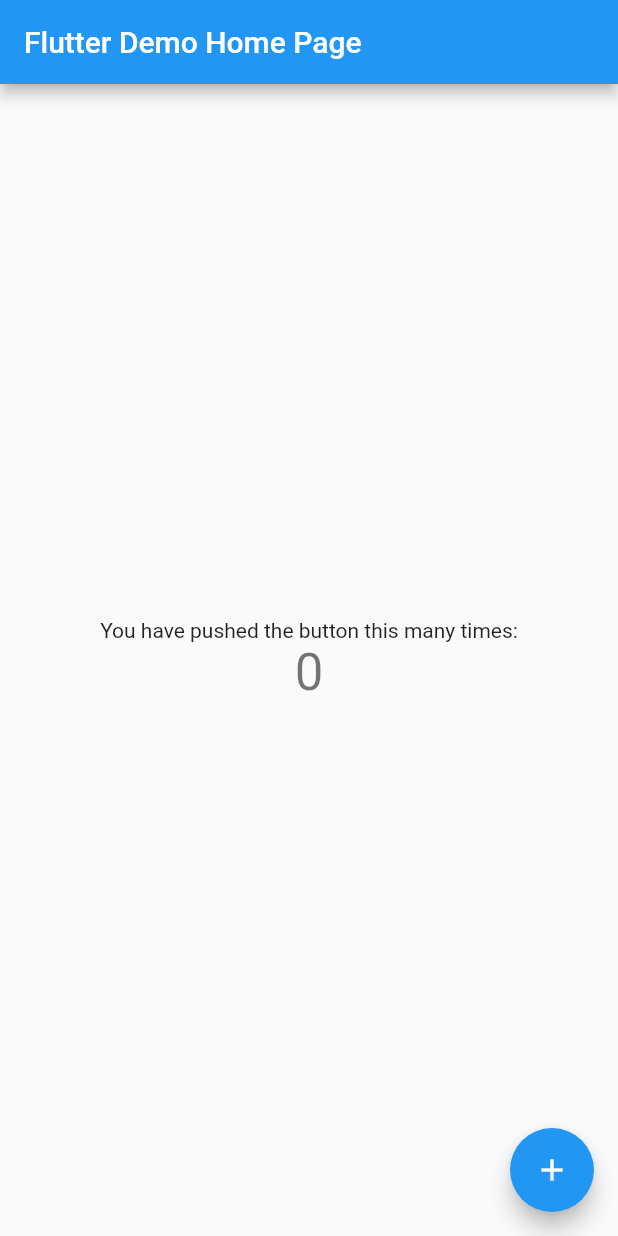
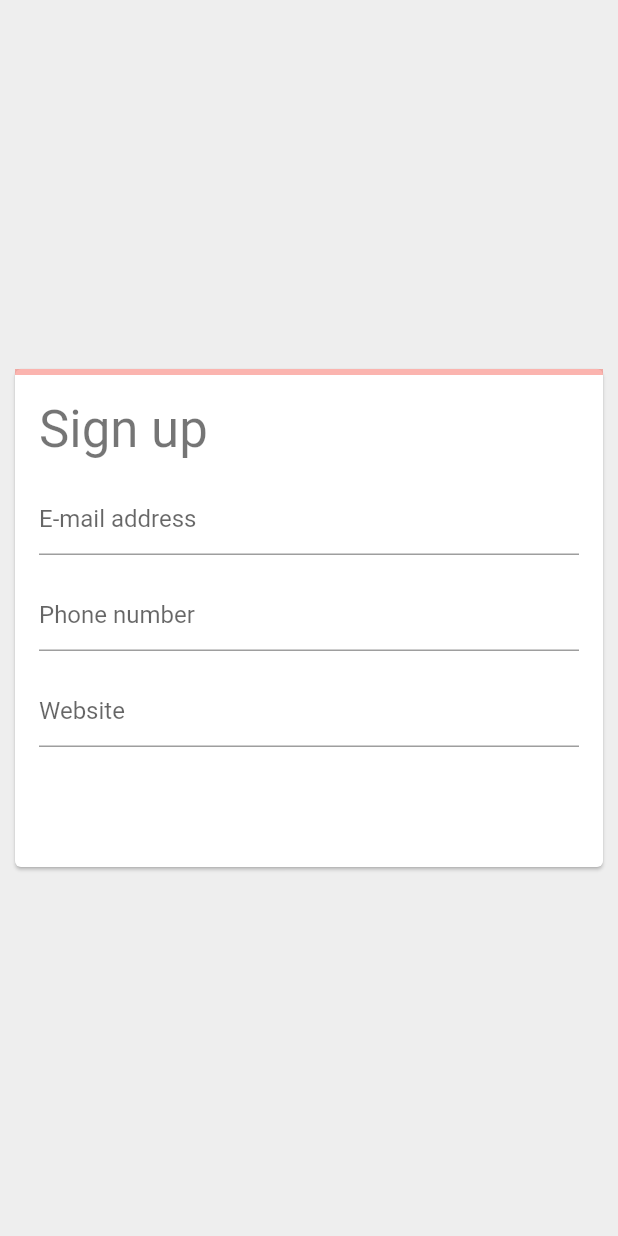
Before and after one commit to PatelIsh444/AdviceBee-Admin-Panel, a Flutter app: the screen it shows after launch, on a phone screen of 412 x 824 dp. Run offline on Flutter 3.47's test engine with Material 2 defaults, Android fonts, the phone set to English and light mode, and no system bars; our stand-ins replace cloud_firestore, firebase_auth; accounts and stored records are empty.

Commit message:
update main.dart to display login page (demo)

```diff
--- a/admin_panel/lib/main.dart
+++ b/admin_panel/lib/main.dart
@@ -1,111 +1,227 @@
+import 'package:firebase_auth/firebase_auth.dart';
 import 'package:flutter/material.dart';
+import 'package:cloud_firestore/cloud_firestore.dart';
 
 void main() => runApp(MyApp());
 
 class MyApp extends StatelessWidget {
-  // This widget is the root of your application.
   @override
   Widget build(BuildContext context) {
     return MaterialApp(
-      title: 'Flutter Demo',
-      theme: ThemeData(
-        // This is the theme of your application.
-        //
-        // Try running your application with "flutter run". You'll see the
-        // application has a blue toolbar. Then, without quitting the app, try
-        // changing the primarySwatch below to Colors.green and then invoke
-        // "hot reload" (press "r" in the console where you ran "flutter run",
-        // or simply save your changes to "hot reload" in a Flutter IDE).
-        // Notice that the counter didn't reset back to zero; the application
-        // is not restarted.
-        primarySwatch: Colors.blue,
+      home: Scaffold(
+        backgroundColor: Colors.grey[200],
+        body: SignUpScreen(),
       ),
-      home: MyHomePage(title: 'Flutter Demo Home Page'),
     );
   }
 }
 
-class MyHomePage extends StatefulWidget {
-  MyHomePage({Key key, this.title}) : super(key: key);
+class SignUpScreen extends StatelessWidget {
+  @override
+  Widget build(BuildContext context) {
+    return Center(
+      child: SizedBox(
+        width: 400,
+        child: Card(
+          child: SignUpForm(),
+        ),
+      ),
+    );
+  }
+}
 
-  // This widget is the home page of your application. It is stateful, meaning
-  // that it has a State object (defined below) that contains fields that affect
-  // how it looks.
+class SignUpForm extends StatefulWidget {
+  @override
+  _SignUpFormState createState() => _SignUpFormState();
+}
 
-  // This class is the configuration for the state. It holds the values (in this
-  // case the title) provided by the parent (in this case the App widget) and
-  // used by the build method of the State. Fields in a Widget subclass are
-  // always marked "final".
+class _SignUpFormState extends State<SignUpForm>
+    with SingleTickerProviderStateMixin {
+  AnimationController animationController;
+  Animation<Color> colorAnimation;
+  bool _formCompleted = false;
 
-  final String title;
+  // STEP 3: Add an AnimationController and add the
+  // AnimatedBuilder with a LinearProgressIndicator to the Column
 
   @override
-  _MyHomePageState createState() => _MyHomePageState();
-}
+  void initState() {
+    super.initState();
+    animationController = AnimationController(vsync: this, duration: const Duration(milliseconds: 1200));
 
-class _MyHomePageState extends State<MyHomePage> {
-  int _counter = 0;
+    something();
 
-  void _incrementCounter() {
-    setState(() {
-      // This call to setState tells the Flutter framework that something has
-      // changed in this State, which causes it to rerun the build method below
-      // so that the display can reflect the updated values. If we changed
-      // _counter without calling setState(), then the build method would not be
-      // called again, and so nothing would appear to happen.
-      _counter++;
+    var colorTween = TweenSequence([
+      TweenSequenceItem(
+        tween: ColorTween(begin: Colors.red, end: Colors.orange),
+        weight: 1,
+      ),
+      TweenSequenceItem(
+        tween: ColorTween(begin: Colors.orange, end: Colors.yellow),
+        weight: 1,
+      ),
+      TweenSequenceItem(
+        tween: ColorTween(begin: Colors.yellow, end: Colors.green),
+        weight: 1,
+      ),
+    ]);
+
+    colorAnimation = animationController.drive(colorTween);
+  }
+
+  void something() async {
+    Firestore.instance.collectionGroup("ReportedUsers").getDocuments().then((query) {
+      query.documents.forEach((doc) {
+        if (doc["postName"] != null ) {
+          print(doc["postName"]);
+        }
+      });
     });
+  }
+
+  void _showWelcomeScreen() {
+    Navigator.of(context)
+        .push(MaterialPageRoute(builder: (context) => WelcomeScreen()));
   }
 
   @override
   Widget build(BuildContext context) {
-    // This method is rerun every time setState is called, for instance as done
-    // by the _incrementCounter method above.
-    //
-    // The Flutter framework has been optimized to make rerunning build methods
-    // fast, so that you can just rebuild anything that needs updating rather
-    // than having to individually change instances of widgets.
-    return Scaffold(
-      appBar: AppBar(
-        // Here we take the value from the MyHomePage object that was created by
-        // the App.build method, and use it to set our appbar title.
-        title: Text(widget.title),
-      ),
-      body: Center(
-        // Center is a layout widget. It takes a single child and positions it
-        // in the middle of the parent.
-        child: Column(
-          // Column is also a layout widget. It takes a list of children and
-          // arranges them vertically. By default, it sizes itself to fit its
-          // children horizontally, and tries to be as tall as its parent.
-          //
-          // Invoke "debug painting" (press "p" in the console, choose the
-          // "Toggle Debug Paint" action from the Flutter Inspector in Android
-          // Studio, or the "Toggle Debug Paint" command in Visual Studio Code)
-          // to see the wireframe for each widget.
-          //
-          // Column has various properties to control how it sizes itself and
-          // how it positions its children. Here we use mainAxisAlignment to
-          // center the children vertically; the main axis here is the vertical
-          // axis because Columns are vertical (the cross axis would be
-          // horizontal).
-          mainAxisAlignment: MainAxisAlignment.center,
-          children: <Widget>[
-            Text(
-              'You have pushed the button this many times:',
-            ),
-            Text(
-              '$_counter',
-              style: Theme.of(context).textTheme.headline4,
-            ),
-          ],
+    return Column(
+      mainAxisSize: MainAxisSize.min,
+      children: [
+        AnimatedBuilder(
+          animation: animationController,
+          builder: (context, child) {
+            return LinearProgressIndicator(
+              value: animationController.value,
+              valueColor: colorAnimation,
+              backgroundColor: colorAnimation.value.withOpacity(0.4),
+            );
+          },
         ),
-      ),
-      floatingActionButton: FloatingActionButton(
-        onPressed: _incrementCounter,
-        tooltip: 'Increment',
-        child: Icon(Icons.add),
-      ), // This trailing comma makes auto-formatting nicer for build methods.
+      SignUpFormBody(
+          onProgressChanged: (progress) {
+            if (!animationController.isAnimating) {
+              animationController.animateTo(progress);
+            }
+            setState(() {
+              _formCompleted = progress == 1;
+            });
+          },
+        ),
+        Container(
+          height: 40,
+          width: double.infinity,
+          margin: EdgeInsets.all(12),
+          child: FlatButton(
+            color: Colors.blue,
+            textColor: Colors.white,
+            onPressed: _formCompleted ? _showWelcomeScreen : null,
+            child: Text('Sign up'),
+          ),
+        ),
+      ],
     );
   }
 }
+
+class SignUpFormBody extends StatefulWidget {
+  final ValueChanged<double> onProgressChanged;
+
+  SignUpFormBody({
+    @required this.onProgressChanged,
+  }) : assert(onProgressChanged != null);
+
+  @override
+  _SignUpFormBodyState createState() => _SignUpFormBodyState();
+}
+
+class _SignUpFormBodyState extends State<SignUpFormBody> {
+  static const EdgeInsets padding = EdgeInsets.all(8);
+  final TextEditingController emailController = TextEditingController();
+  final TextEditingController phoneController = TextEditingController();
+  final TextEditingController websiteController = TextEditingController();
+
+  List<TextEditingController> get controllers =>
+      [emailController, phoneController, websiteController];
+
+  @override
+  void initState() {
+    super.initState();
+    controllers.forEach((c) => c.addListener(() => _updateProgress()));
+  }
+
+  double get _formProgress {
+    var progress = 0.0;
+    for (var controller in controllers) {
+      if (controller.value.text.isNotEmpty) {
+        progress += 1 / controllers.length;
+      }
+    }
+    return progress;
+  }
+
+  void _updateProgress() {
+    widget.onProgressChanged(_formProgress);
+  }
+
+  @override
+  Widget build(BuildContext context) {
+    return Padding(
+      padding: padding,
+      child: Column(
+        crossAxisAlignment: CrossAxisAlignment.start,
+        children: [
+          Padding(
+            padding: padding,
+            child: Text('Sign up', style: Theme.of(context).textTheme.display1),
+          ),
+          SignUpField(
+            hintText: 'E-mail address',
+            controller: emailController,
+          ),
+          SignUpField(
+            hintText: 'Phone number',
+            controller: phoneController,
+          ),
+          SignUpField(
+            hintText: 'Website',
+            controller: websiteController,
+          ),
+        ],
+      ),
+    );
+  }
+}
+
+class SignUpField extends StatelessWidget {
+  final String hintText;
+  final TextEditingController controller;
+
+  SignUpField({
+    @required this.hintText,
+    @required this.controller,
+  });
+
+  @override
+  Widget build(BuildContext context) {
+    return Padding(
+      padding: EdgeInsets.all(8),
+      child: TextFormField(
+        decoration: InputDecoration(hintText: hintText),
+        controller: controller,
+      ),
+    );
+  }
+}
+
+class WelcomeScreen extends StatelessWidget {
+  @override
+  Widget build(BuildContext context) {
+    return Scaffold(
+      body: Center(
+        child: Text('Welcome!', style: Theme.of(context).textTheme.display3),
+      ),
+    );
+  }
+}
```
